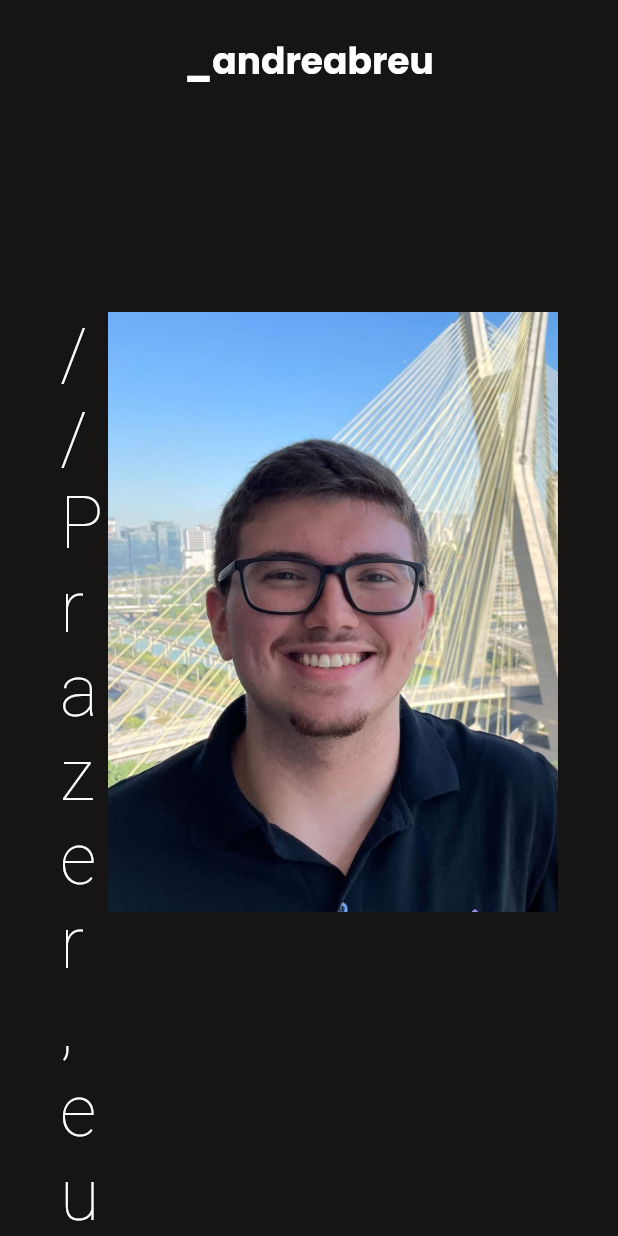
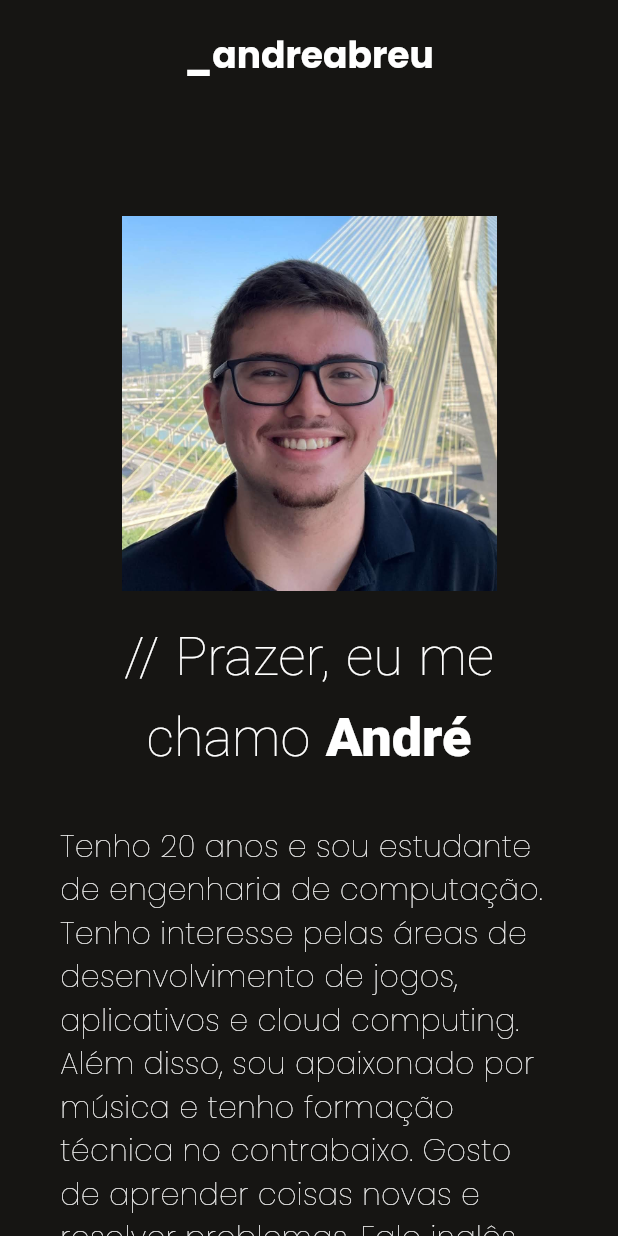
Before and after one commit to AndreAbreu2004/site_portifolio, a Flutter app: the screen it shows after launch, on a phone screen of 412 x 824 dp. Run offline on Flutter 3.47's test engine with Material 3 defaults, Android fonts, the phone set to English and light mode, and no system bars; our stand-ins replace google_fonts.

Commit message:
Ajuste de responsividade

```diff
--- a/lib/pages/home_page.dart
+++ b/lib/pages/home_page.dart
@@ -1,25 +1,26 @@
-import 'package:flutter/cupertino.dart';
 import 'package:flutter/material.dart';
-import 'package:flutter/widgets.dart';
-import 'package:site_portifolio/widgets/abilities_section_web.dart';
-import 'package:site_portifolio/widgets/introduction_section_web.dart';
-import 'package:site_portifolio/widgets/projects_section_web.dart';
+import 'package:site_portfolio/widgets/abilities_section_web.dart';
+import 'package:site_portfolio/widgets/introduction_section_mobile.dart';
+import 'package:site_portfolio/widgets/introduction_section_web.dart';
+import 'package:site_portfolio/widgets/projects_section_web.dart';
 
 class HomePage extends StatelessWidget {
   const HomePage({super.key});
 
   @override
   Widget build(BuildContext context) {
+    return LayoutBuilder(
+      builder: (context, constraints) {
         return Scaffold(
           appBar: AppBar(
             leadingWidth: 300,
-        toolbarHeight: 80,
+            toolbarHeight: MediaQuery.of(context).size.width > 800 ? 96 : 72,
             backgroundColor: const Color.fromRGBO(22, 21, 19, 1),
             automaticallyImplyLeading: false,
             centerTitle: true,
-        title: const Text("_andreabreu",
+            title: Text("_andreabreu",
               style: TextStyle(
-            fontSize: 24,
+                fontSize: MediaQuery.of(context).size.width > 800 ? 36 : 24,
                 fontWeight: FontWeight.bold,
                 color: Colors.white,
               ),
@@ -32,11 +33,19 @@ class HomePage extends StatelessWidget {
               child: Center(
                 child: Column(
                   children: [
-                Padding(
+                    constraints.maxWidth > 800
+                      ? Padding(
                           padding: const EdgeInsets.symmetric(vertical: 128.0, horizontal: 40.0),
                           child: ConstrainedBox(
                             constraints: const BoxConstraints(maxWidth: 1200),
                             child: const IntroductionSectionWeb(),
+                          ),
+                        )
+                      : Padding(
+                          padding: const EdgeInsets.symmetric(vertical: 72.0, horizontal: 40.0),
+                          child: ConstrainedBox(
+                            constraints: const BoxConstraints(maxWidth: 1200),
+                            child: const IntroductionSectionMobile(),
                           ),
                         ),
                     Container(
@@ -66,4 +75,6 @@ class HomePage extends StatelessWidget {
           backgroundColor: const Color.fromRGBO(22, 21, 19, 1),
         );
       }
+    );
   }
+}
--- /dev/null
+++ b/lib/widgets/introduction_section_mobile.dart
@@ -0,0 +1,94 @@
+import 'package:flutter/material.dart';
+import 'package:google_fonts/google_fonts.dart';
+
+class IntroductionSectionMobile extends StatelessWidget {
+  const IntroductionSectionMobile({super.key});
+
+  @override
+  Widget build(BuildContext context) {
+    return Column(
+      crossAxisAlignment: CrossAxisAlignment.center,
+      children: [
+        const Image(
+          image: AssetImage("assets/profile.jpg",),
+          width: 250,
+          height: 250,
+          fit: BoxFit.cover,
+        ),
+        const SizedBox(height: 16),
+        RichText(
+          textAlign: TextAlign.center,
+          text: TextSpan(
+            style: TextStyle(
+              fontFamily: GoogleFonts.poppins().fontFamily,
+              fontSize: 36,
+              color: Colors.white,
+            ),
+            children: const <TextSpan> [
+              TextSpan(
+                text: "// Prazer, eu me chamo ",
+                style: TextStyle(fontWeight: FontWeight.w100),
+              ),
+              TextSpan(
+                text: "André",
+                style: TextStyle(fontWeight: FontWeight.w900),
+              ),
+            ]
+          )
+        ),
+        const SizedBox(height: 16),
+        const Padding(
+          padding: EdgeInsets.symmetric(vertical: 16.0),
+          child: Text(
+            "Tenho 20 anos e sou estudante de engenharia de computação. Tenho interesse pelas áreas de desenvolvimento de jogos, aplicativos e cloud computing. Além disso, sou apaixonado por música e tenho formação técnica no contrabaixo. Gosto de aprender coisas novas e resolver problemas. Falo inglês fluentemente e tenho espanhol, japonês e LIBRAS básico.",
+            style: TextStyle(
+                fontSize: 20,
+                fontWeight: FontWeight.w100,
+                color: Colors.white
+            ),
+          ),
+        ),
+        const SizedBox(height: 16),
+        const Row(
+          mainAxisAlignment: MainAxisAlignment.center,
+          children: [
+            Image(
+              image: AssetImage("assets/github-icon.png"),
+              width: 36,
+              height: 36,
+            ),
+            SizedBox(width: 16),
+            Text(
+              "github.com/andreabreu",
+              style: TextStyle(
+                  fontSize: 16,
+                  fontWeight: FontWeight.w100,
+                  color: Colors.white
+              ),
+            ),
+          ]
+        ),
+        const SizedBox(height: 16),
+        const Row(
+          mainAxisAlignment: MainAxisAlignment.center,
+          children: [
+            Image(
+              image: AssetImage("assets/linkedin-icon.png"),
+              width: 36,
+              height: 36,
+            ),
+            SizedBox(width: 16),
+            Text(
+              "linkedin.com/in/andre-rabreu",
+              style: TextStyle(
+                  fontSize: 16,
+                  fontWeight: FontWeight.w100,
+                  color: Colors.white
+              ),
+            ),
+          ]
+        ),
+      ],
+    );
+  }
+}
--- a/lib/widgets/introduction_section_web.dart
+++ b/lib/widgets/introduction_section_web.dart
@@ -1,4 +1,5 @@
 import 'package:flutter/material.dart';
+import 'package:google_fonts/google_fonts.dart';
 
 class IntroductionSectionWeb extends StatelessWidget {
   const IntroductionSectionWeb({super.key});
@@ -13,23 +14,20 @@ class IntroductionSectionWeb extends StatelessWidget {
             crossAxisAlignment: CrossAxisAlignment.start,
             children: [
               RichText(
-                  text: const TextSpan(
-                      children: <TextSpan> [
+                  text: TextSpan(
+                    style: TextStyle(
+                      fontFamily: GoogleFonts.poppins().fontFamily,
+                      fontSize: 48,
+                      color: Colors.white,
+                    ),
+                      children: const <TextSpan> [
                         TextSpan(
                           text: "// Prazer, eu me chamo ",
-                          style: TextStyle(
-                              fontSize: 48,
-                              fontWeight: FontWeight.w100,
-                              color: Colors.white
-                          ),
+                          style: TextStyle(fontWeight: FontWeight.w100),
                         ),
                         TextSpan(
-                            text: "André",
-                            style: TextStyle(
-                                fontSize: 48,
-                                fontWeight: FontWeight.w900,
-                                color: Colors.white
-                            )
+                          text: "André",
+                          style: TextStyle(fontWeight: FontWeight.w900),
                         ),
                       ]
                   )
--- a/pubspec.yaml
+++ b/pubspec.yaml
@@ -1,4 +1,4 @@
-name: site_portifolio
+name: site_portfolio
 description: "A new Flutter project."
 # The following line prevents the package from being accidentally published to
 # pub.dev using `flutter pub publish`. This is preferred for private packages.
```
Lines whose indentation alone changed are shown as unchanged.
